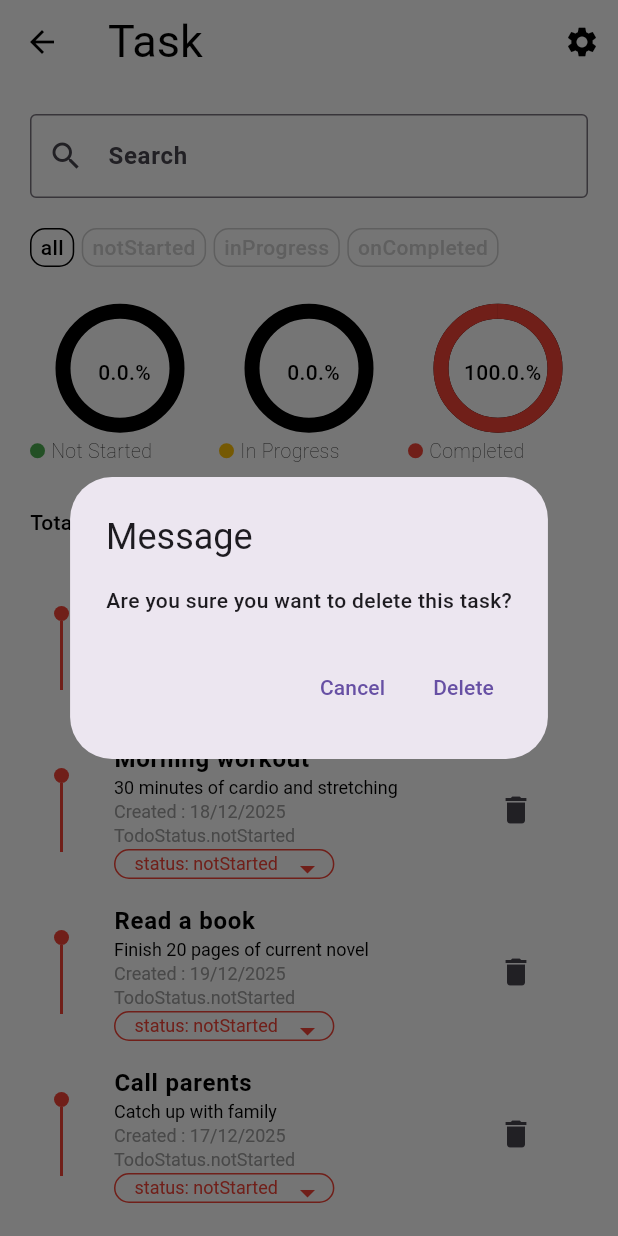
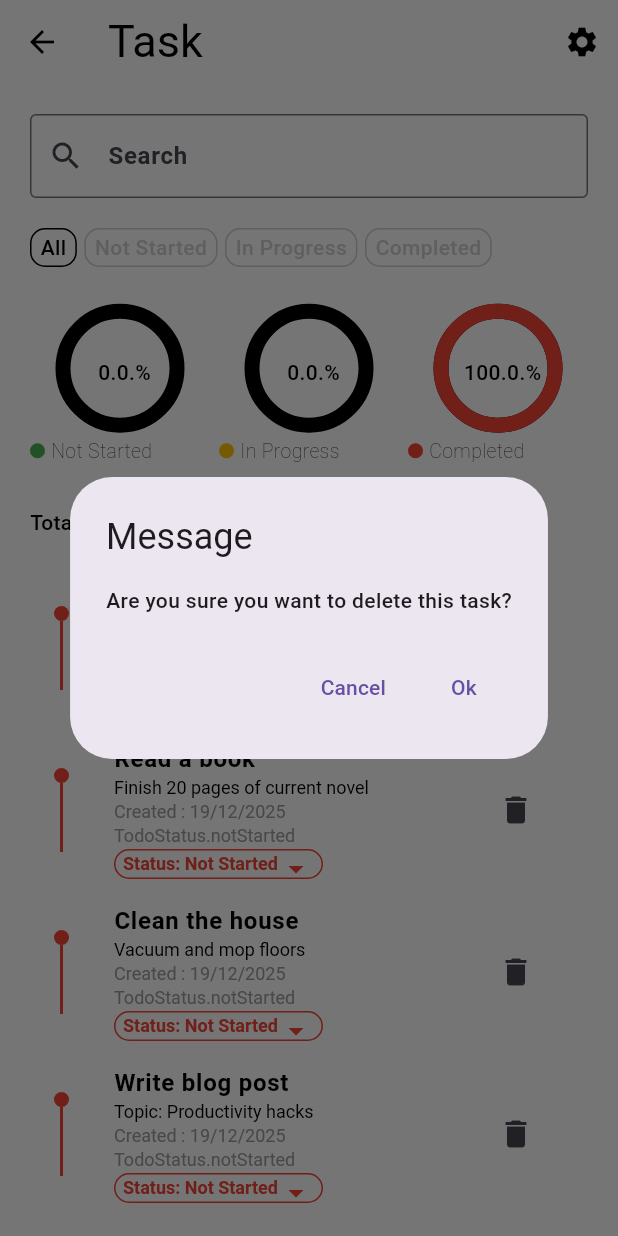
Before and after one commit to chanmetreyhem/mentra_app, a Flutter app: the TodoScreen screen opened directly, after a tap on the "delete" icon, on a phone screen of 412 x 824 dp. Run offline on Flutter 3.47's test engine with Material 3 defaults, Android fonts, the phone set to English and light mode, and no system bars; our stand-ins replace dio, flutter_blue_plus, flutter_dotenv, flutter_hooks, flutter_riverpod, go_router and 5 more; accounts and stored records are empty; Roboto replaces fonts that are missing (googlesans).

Commit message:
Fix status local

```diff
--- a/lib/core/enums/filter_type.dart
+++ b/lib/core/enums/filter_type.dart
@@ -1,3 +1,26 @@
+import 'package:flutter/cupertino.dart';
+
+import '../../utils/custom_extension.dart';
+
 enum FilterType{
-  all,notStarted ,inProgress,onCompleted
+    all()
+  ,notStarted
+  ,inProgress
+  ,completed
 }
+
+extension FilterTypeExtension on FilterType {
+  String getTitle(BuildContext context){
+    switch (this) {
+      case FilterType.all:
+        return context.loc!.all;
+      case FilterType.notStarted:
+        return context.loc!.notStarted;
+      case FilterType.inProgress:
+        return context.loc!.inProgress;
+      case FilterType.completed:
+        return context.loc!.completed;
+    }
+  }
+
+}
--- a/lib/features/setting/presentation/setting_screen.dart
+++ b/lib/features/setting/presentation/setting_screen.dart
@@ -60,6 +60,7 @@ class SettingScreen extends HookConsumerWidget {
               textAlign: TextAlign.center,
             ),
           ),
+          const SizedBox(height: 10),
           FilledButton(
             onPressed: () => _changeLanguage(const Locale('km', '')),
             style: FilledButton.styleFrom(
--- a/lib/features/todos/data/todo_status.dart
+++ b/lib/features/todos/data/todo_status.dart
@@ -1,3 +1,26 @@
+import 'package:flutter/cupertino.dart';
+
+import '../../../utils/custom_extension.dart';
+
 enum TodoStatus{
   none,notStarted,inProgress,onCompleted
 }
+
+extension TodoStatusExtension on TodoStatus {
+
+  String getTitle (BuildContext context){
+    final loc = context.loc!;
+    switch (this) {
+      case TodoStatus.notStarted:
+        return loc.notStarted;
+      case TodoStatus.inProgress:
+        return loc.inProgress;
+      case TodoStatus.onCompleted:
+        return loc.completed;
+      default:
+        return loc.none;
+    }
+
+  }
+
+}
--- a/lib/features/todos/presentation/todo_screen.dart
+++ b/lib/features/todos/presentation/todo_screen.dart
@@ -39,10 +39,32 @@ class _TodoScreenState extends ConsumerState<TodoScreen> {
 
     return GestureDetector(
       onTap: () => FocusScope.of(context).unfocus(),
+      child: SafeArea(
         child: Scaffold(
-        appBar: AppBar(
+          // appBar: AppBar(
+          //   title: Text("Task", style: TextStyle(fontSize: 30)),
+          //   actions: [
+          //     IconButton(
+          //       onPressed: () {
+          //         context.pushNamed('setting');
+          //       },
+          //       icon: Icon(Icons.settings),
+          //     ),
+          //   ],
+          // ),
+          body: todoNotifier.isLoading
+              ? Center(child: CircularProgressIndicator())
+              : NestedScrollView(
+                  floatHeaderSlivers: false,
+                  headerSliverBuilder: (context, innerScrolled) => [
+                    SliverAppBar(
+                     // snap: true,
+                      //floating: true,
+                      //pinned: true,
+                     // centerTitle: true,
+                      // expandedHeight: 100,
                       title: Text("Task", style: TextStyle(fontSize: 30)),
-          actions: [
+                      actions: <Widget>[
                         IconButton(
                           onPressed: () {
                             context.pushNamed('setting');
@@ -51,9 +73,9 @@ class _TodoScreenState extends ConsumerState<TodoScreen> {
                         ),
                       ],
                     ),
-        body: todoNotifier.isLoading
-            ? Center(child: CircularProgressIndicator())
-            : Padding(
+                  ],
+
+                  body: Padding(
                     padding: const EdgeInsets.all(20.0),
                     child: Column(
                       spacing: 20,
@@ -105,7 +127,7 @@ class _TodoScreenState extends ConsumerState<TodoScreen> {
                                     borderRadius: BorderRadius.circular(10),
                                   ),
                                   child: Text(
-                                filter.name,
+                                    filter.getTitle(context),
                                     style: TextStyle(
                                       color: filterNotifier.state == filter
                                           ? Utils.getColorFromFilterType(
@@ -119,7 +141,11 @@ class _TodoScreenState extends ConsumerState<TodoScreen> {
                               ),
                           ],
                         ),
-                    _todoProgressDataGroup(inProgress, notStarted, onCompleted),
+                        _todoProgressDataGroup(
+                          inProgress,
+                          notStarted,
+                          onCompleted,
+                        ),
                         Text(
                           "${context.loc!.total} : $total",
                           style: TextStyle(color: context.theme.primaryColor),
@@ -146,14 +172,14 @@ class _TodoScreenState extends ConsumerState<TodoScreen> {
                                       final color = Utils.getColorFromStatus(
                                         todo.status ?? TodoStatus.notStarted,
                                       );
-                                  return TodoTile(
-                                    todo: todo,
-                                  );
+                                      return TodoTile(todo: todo);
                                     }),
                                   ),
                                 ),
                         ),
                       ],
+                    ),
+                  ),
                 ),
         ),
       ),
--- a/lib/features/todos/presentation/widgets/todo_tile.dart
+++ b/lib/features/todos/presentation/widgets/todo_tile.dart
@@ -79,9 +79,10 @@ class TodoTile extends HookConsumerWidget {
                   in TodoStatus.values)
                     Center(
                       child: Text(
-                        "status: ${status.name}",
+                        "${context.loc!.status}: ${status.getTitle(context)}",
                         style: TextStyle(
                           color: color,
+                          fontWeight: FontWeight.w700
                         ),
                       ),
                     ),
@@ -101,7 +102,7 @@ class TodoTile extends HookConsumerWidget {
                       TodoStatus
                   >(
                     value: status,
-                    child: Text(status.name),
+                    child: Text(status.getTitle(context),style: TextStyle(color: Colors.black)),
                   ),
               ],
               onChanged: (value) {
@@ -125,23 +126,23 @@ class TodoTile extends HookConsumerWidget {
           showDialog(
             context: context,
             builder: (context) => AlertDialog(
-              title: Text("Message"),
+              title: Text(context.loc!.message),
               content: Text(
-                "Are you sure you want to delete this task?",
+              context.loc!.deleteMessage,
               ),
               actions: [
                 TextButton(
                   onPressed: () {
                     Navigator.pop(context);
                   },
-                  child: Text("Cancel"),
+                  child: Text(context.loc!.cancel),
                 ),
                 TextButton(
                   onPressed: () {
                     todoNotifier.removeTodo(todo);
                     Navigator.pop(context);
                   },
-                  child: Text("Delete"),
+                  child: Text(context.loc!.ok),
                 ),
               ],
             ),
--- a/lib/l10n/app_localizations.dart
+++ b/lib/l10n/app_localizations.dart
@@ -201,6 +201,54 @@ abstract class AppLocalizations {
   /// In en, this message translates to:
   /// **'Priority'**
   String get priority;
+
+  /// No description provided for @none.
+  ///
+  /// In en, this message translates to:
+  /// **'None'**
+  String get none;
+
+  /// No description provided for @ok.
+  ///
+  /// In en, this message translates to:
+  /// **'Ok'**
+  String get ok;
+
+  /// No description provided for @cancel.
+  ///
+  /// In en, this message translates to:
+  /// **'Cancel'**
+  String get cancel;
+
+  /// No description provided for @message.
+  ///
+  /// In en, this message translates to:
+  /// **'Message'**
+  String get message;
+
+  /// No description provided for @deleteMessage.
+  ///
+  /// In en, this message translates to:
+  /// **'Are you sure you want to delete this task?'**
+  String get deleteMessage;
+
+  /// No description provided for @task.
+  ///
+  /// In en, this message translates to:
+  /// **'Task'**
+  String get task;
+
+  /// No description provided for @pleaseSelect.
+  ///
+  /// In en, this message translates to:
+  /// **'Please select {title}'**
+  String pleaseSelect(Object title);
+
+  /// No description provided for @pleaseEnter.
+  ///
+  /// In en, this message translates to:
+  /// **'Please enter {title}'**
+  String pleaseEnter(Object title);
 }
 
 class _AppLocalizationsDelegate
--- a/lib/utils/app_language_provider.dart
+++ b/lib/utils/app_language_provider.dart
@@ -1,11 +1,9 @@
-import 'package:flutter_riverpod/flutter_riverpod.dart';
 import 'package:flutter/material.dart';
 import 'package:flutter_riverpod/legacy.dart';
 import 'package:shared_preferences/shared_preferences.dart';
 
 class AppLanguageNotifier extends StateNotifier<Locale> {
   AppLanguageNotifier() : super(const Locale('en'));
-
   Future<void> fetchLocale() async {
     var prefs = await SharedPreferences.getInstance();
     String? languageCode = prefs.getString('language_code');
@@ -13,7 +11,6 @@ class AppLanguageNotifier extends StateNotifier<Locale> {
       state = Locale(languageCode);
     }
   }
-
   Future<void> changeLanguage(Locale type) async {
     var prefs = await SharedPreferences.getInstance();
     if (state != type) {
--- a/lib/utils/utils.dart
+++ b/lib/utils/utils.dart
@@ -24,7 +24,7 @@ import 'custom_extension.dart';
         return Colors.red;
       case FilterType.inProgress:
         return Colors.amber;
-      case FilterType.onCompleted:
+      case FilterType.completed:
         return Colors.green;
       default:
         return context!.theme.primaryColor ?? Colors.grey;
```
Also changed, not shown: lib/features/todos/presentation/add_todo_screen.dart (+12 -8 lines), lib/features/todos/providers/todo_provider.dart (+57 -25 lines), lib/l10n/app_en.arb (+9 -1 lines), lib/l10n/app_km.arb (+9 -2 lines), lib/l10n/app_localizations_en.dart (+28 -0 lines), lib/l10n/app_localizations_fr.dart (+28 -0 lines), lib/l10n/app_localizations_km.dart (+28 -0 lines). Lines whose indentation alone changed are shown as unchanged.
